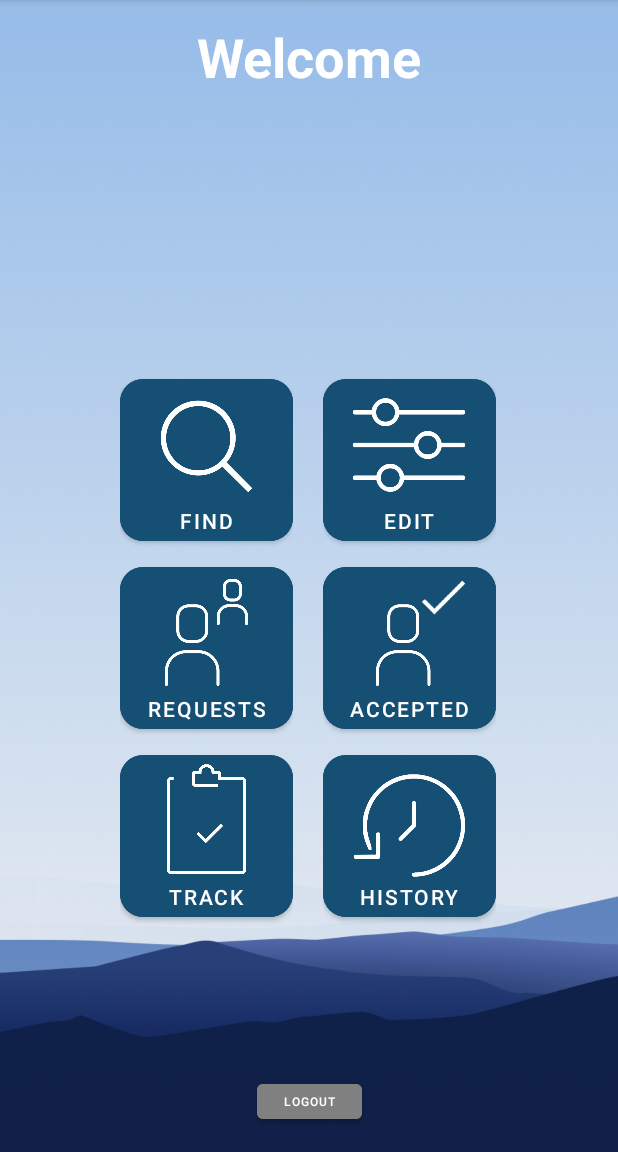
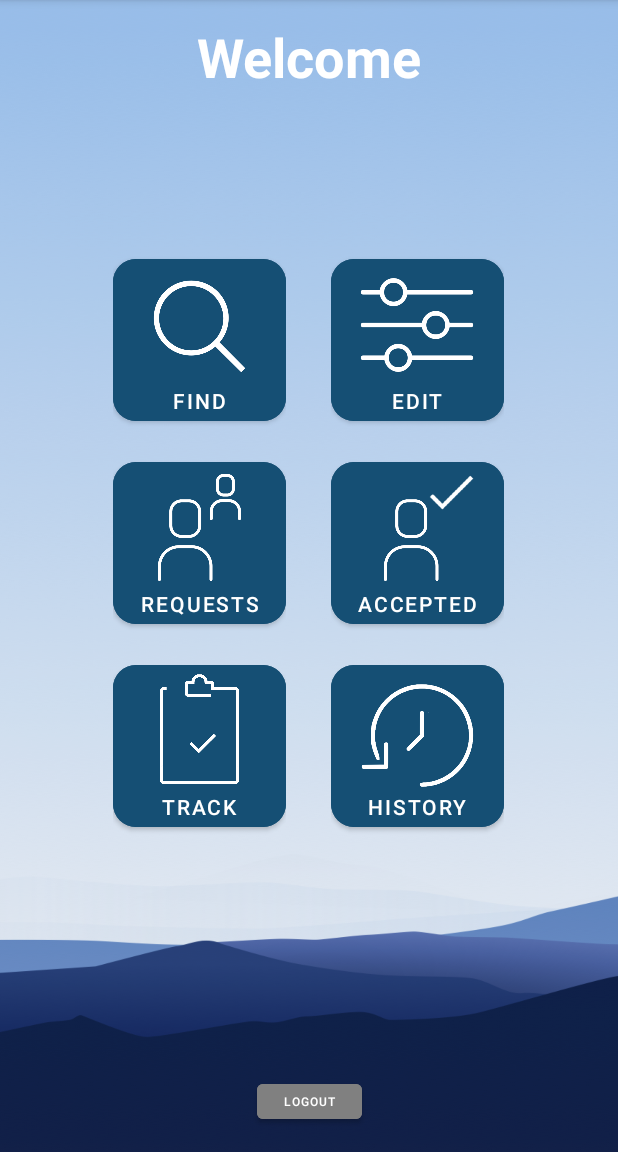
Before and after one commit to rafreitag/coen268-group1-app, an Android app: the HomeActivity screen opened directly, with no data from a screen before it, on a phone screen of 412 x 824 dp, the part 84-1236 px from its top. Run offline under Robolectric (Android 15) with nearby library versions, the phone set to English and light mode, and no system bars; our stand-ins replace Firebase (no records; nobody signed in at launch, a user with empty details on screens opened directly); 2 statements that could not run were skipped.

Commit message:
fixed layout constraint

```diff
--- a/FitnessMatch/app/src/main/res/layout/activity_home.xml
+++ b/FitnessMatch/app/src/main/res/layout/activity_home.xml
@@ -57,20 +57,21 @@
 
     <LinearLayout
         android:id="@+id/linearLayout"
-        android:layout_width="294dp"
-        android:layout_height="447dp"
-        android:layout_marginBottom="112dp"
-        android:gravity="center"
+        android:layout_width="316dp"
+        android:layout_height="483dp"
+        android:gravity="center|center_horizontal|center_vertical"
         android:orientation="vertical"
         app:layout_constraintBottom_toBottomOf="@+id/background"
         app:layout_constraintEnd_toEndOf="parent"
-        app:layout_constraintHorizontal_bias="0.495"
-        app:layout_constraintStart_toStartOf="parent">
+        app:layout_constraintHorizontal_bias="0.498"
+        app:layout_constraintStart_toStartOf="parent"
+        app:layout_constraintTop_toTopOf="@+id/background"
+        app:layout_constraintVertical_bias="0.425">
 
         <LinearLayout
             android:layout_width="wrap_content"
             android:layout_height="wrap_content"
-            android:layout_marginBottom="5dp"
+            android:layout_marginBottom="15dp"
             android:orientation="horizontal">
 
             <FrameLayout
@@ -102,7 +103,7 @@
             </FrameLayout>
 
             <Space
-                android:layout_width="20dp"
+                android:layout_width="30dp"
                 android:layout_height="wrap_content"
                 android:layout_weight="1" />
 
@@ -140,7 +141,7 @@
         <LinearLayout
             android:layout_width="wrap_content"
             android:layout_height="wrap_content"
-            android:layout_marginBottom="5dp"
+            android:layout_marginBottom="15dp"
             android:orientation="horizontal">
 
             <FrameLayout
@@ -172,7 +173,7 @@
             </FrameLayout>
 
             <Space
-                android:layout_width="20dp"
+                android:layout_width="30dp"
                 android:layout_height="wrap_content"
                 android:layout_weight="1" />
 
@@ -242,7 +243,7 @@
             </FrameLayout>
 
             <Space
-                android:layout_width="20dp"
+                android:layout_width="30dp"
                 android:layout_height="wrap_content"
                 android:layout_weight="1" />
 
```
